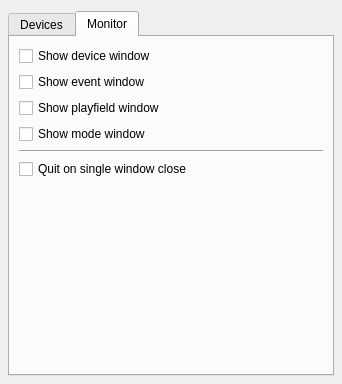
This is mpfmonitor/core/ui/inspector.ui in missionpinball/mpf-monitor as Qt 5 draws it before an edit. The edited form follows.
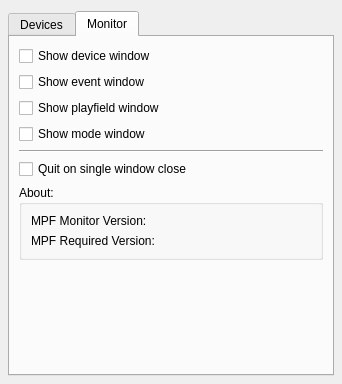
This is the edited form. The open tabs and pages were chosen to show the change.

Commit message: Adds Version info to logs and inspector window - monitor tab

Diff of the .ui file:
```diff
--- a/mpfmonitor/core/ui/inspector.ui
+++ b/mpfmonitor/core/ui/inspector.ui
@@ -335,6 +335,31 @@
           </widget>
          </item>
          <item>
+          <widget class="QGroupBox" name="about_group_box">
+           <property name="title">
+            <string>About:</string>
+           </property>
+           <layout class="QFormLayout" name="formLayout_3">
+            <item row="2" column="0">
+             <widget class="QLabel" name="mpf_required_version">
+              <property name="text">
+               <string>MPF Required Version:</string>
+              </property>
+             </widget>
+            </item>
+            <item row="0" column="0">
+             <widget class="QLabel" name="mpf_monitor_version">
+              <property name="text">
+               <string>MPF Monitor Version:</string>
+              </property>
+             </widget>
+            </item>
+           </layout>
+          </widget>
+         </item>
+        </layout>
+       </item>
+       <item>
           <spacer name="verticalSpacer">
            <property name="orientation">
             <enum>Qt::Vertical</enum>
@@ -346,8 +371,6 @@
             </size>
            </property>
           </spacer>
-         </item>
-        </layout>
        </item>
       </layout>
      </widget>
```
Left out of the diff: 2 changed lines with no effect on the pictures. Lines whose indentation alone changed are shown as unchanged. The commit also changes 2 other files.
